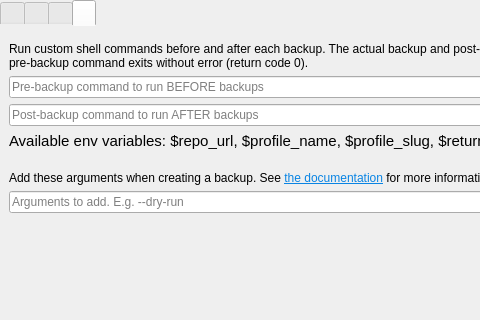
This is src/vorta/assets/UI/scheduletab.ui in bastiencyr/vorta as Qt 5 draws it before an edit; both pictures show x 0 to 480 and y 0 to 320 of the 687 by 507 pixel window. The edited form follows.
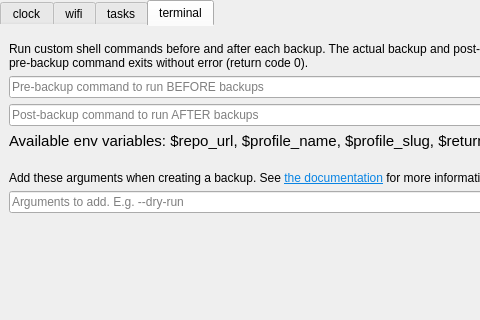
This is the edited form. The open tabs and pages were chosen to show the change.

The edit to the form file:
```diff
--- a/src/vorta/assets/UI/scheduletab.ui
+++ b/src/vorta/assets/UI/scheduletab.ui
@@ -65,7 +65,7 @@
        <string/>
       </property>
       <attribute name="title">
-       <string/>
+       <string>clock</string>
       </attribute>
       <layout class="QVBoxLayout" name="verticalLayout">
        <property name="spacing">
@@ -373,7 +373,7 @@
      </widget>
      <widget class="QWidget" name="page_2">
       <attribute name="title">
-       <string/>
+       <string>wifi</string>
       </attribute>
       <layout class="QGridLayout" name="gridLayout_2">
        <property name="topMargin">
@@ -426,7 +426,7 @@
      </widget>
      <widget class="QWidget" name="page_3">
       <attribute name="title">
-       <string/>
+       <string>tasks</string>
       </attribute>
       <layout class="QGridLayout" name="gridLayout_3">
        <property name="topMargin">
@@ -481,7 +481,7 @@
      </widget>
      <widget class="QWidget" name="page_4">
       <attribute name="title">
-       <string/>
+       <string>terminal</string>
       </attribute>
       <layout class="QVBoxLayout" name="verticalLayout_2">
        <property name="topMargin">
```
Left out of the diff: 2 changed lines with no effect on the pictures.
